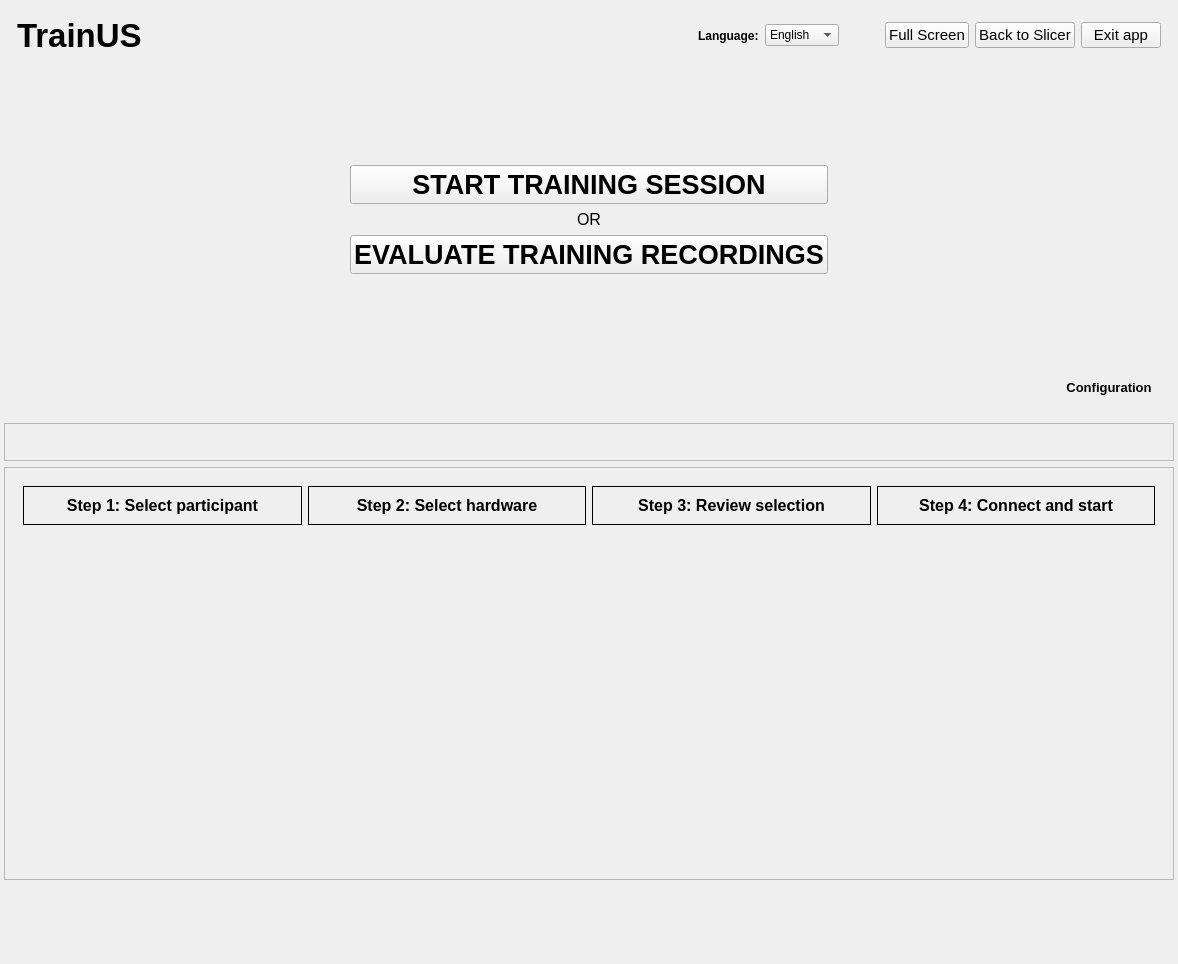
Before: the Qt Designer form Modules/Home/Resources/UI/Home.ui in EBATINCA/TrainUS, drawn with Qt 5.
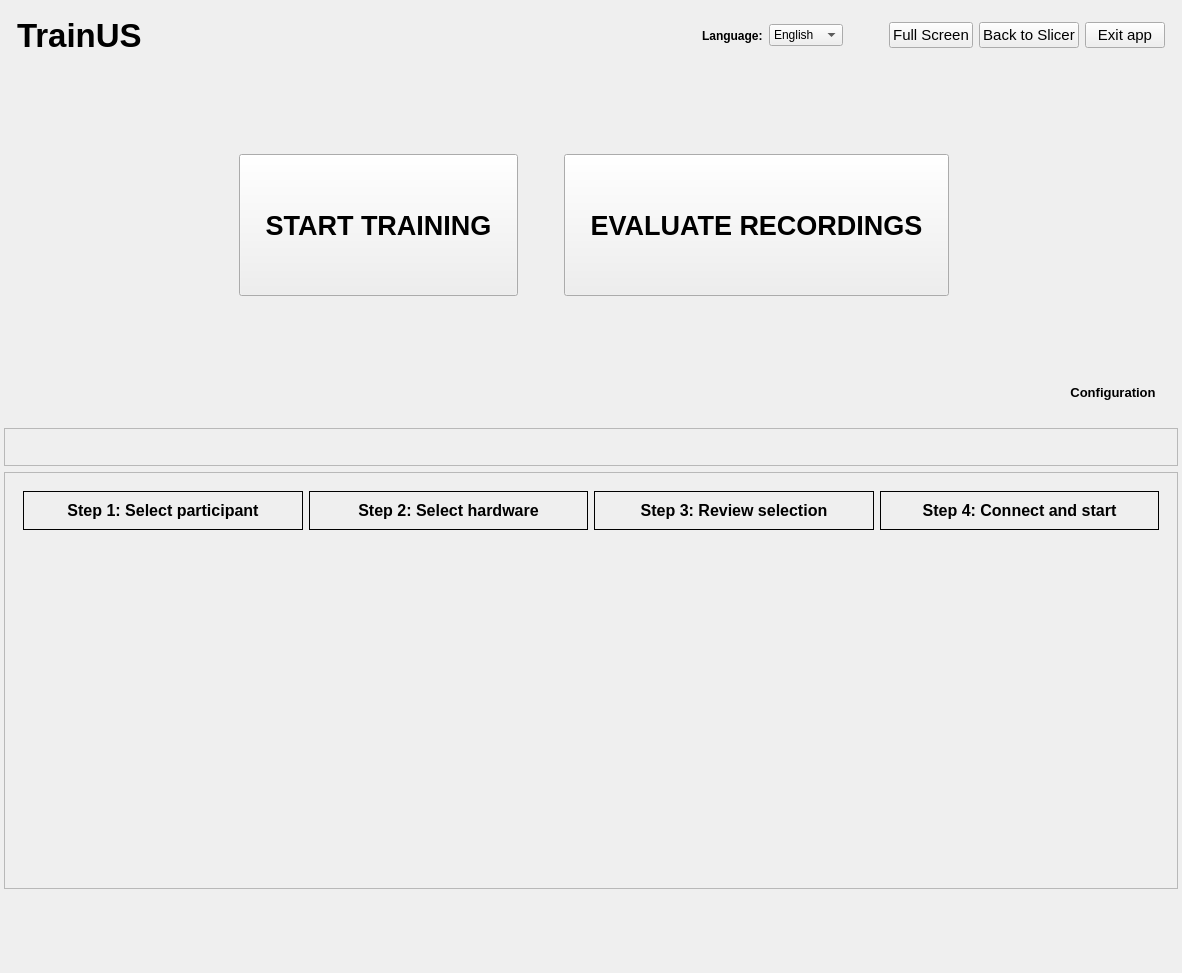
After: the same form once the commit is applied. Custom widgets are drawn as their Qt base class.

Commit message:
ENH: Modify appearance of welcome page
Change main buttons layout and size.

Patch:
```diff
--- a/Modules/Home/Resources/UI/Home.ui
+++ b/Modules/Home/Resources/UI/Home.ui
@@ -6,8 +6,8 @@
    <rect>
     <x>0</x>
     <y>0</y>
-    <width>1178</width>
-    <height>964</height>
+    <width>1182</width>
+    <height>973</height>
    </rect>
   </property>
   <property name="windowTitle">
@@ -506,36 +506,9 @@
         <property name="frameShadow">
          <enum>QFrame::Plain</enum>
         </property>
-        <layout class="QGridLayout" name="gridLayout_5">
-         <item row="4" column="0">
-          <widget class="QLabel" name="label_6">
-           <property name="text">
-            <string/>
-           </property>
-          </widget>
-         </item>
-         <item row="3" column="2">
-          <widget class="QPushButton" name="evaluationModeButton">
-           <property name="font">
-            <font>
-             <pointsize>20</pointsize>
-             <weight>75</weight>
-             <bold>true</bold>
-            </font>
-           </property>
-           <property name="text">
-            <string>EVALUATE TRAINING RECORDINGS</string>
-           </property>
-           <property name="default">
-            <bool>false</bool>
-           </property>
-           <property name="flat">
-            <bool>false</bool>
-           </property>
-          </widget>
-         </item>
-         <item row="1" column="0" colspan="2">
-          <spacer name="horizontalSpacer_5">
+        <layout class="QGridLayout" name="gridLayout_3">
+         <item row="1" column="0">
+          <spacer name="horizontalSpacer_2">
            <property name="orientation">
             <enum>Qt::Horizontal</enum>
            </property>
@@ -547,8 +520,14 @@
            </property>
           </spacer>
          </item>
-         <item row="1" column="2">
+         <item row="1" column="1" rowspan="2">
           <widget class="QPushButton" name="trainingModeButton">
+           <property name="sizePolicy">
+            <sizepolicy hsizetype="Expanding" vsizetype="Preferred">
+             <horstretch>0</horstretch>
+             <verstretch>0</verstretch>
+            </sizepolicy>
+           </property>
            <property name="font">
             <font>
              <pointsize>20</pointsize>
@@ -557,7 +536,7 @@
             </font>
            </property>
            <property name="text">
-            <string>START TRAINING SESSION</string>
+            <string>   START TRAINING   </string>
            </property>
            <property name="default">
             <bool>false</bool>
@@ -567,7 +546,7 @@
            </property>
           </widget>
          </item>
-         <item row="4" column="2">
+         <item row="0" column="1">
           <spacer name="verticalSpacer">
            <property name="orientation">
             <enum>Qt::Vertical</enum>
@@ -580,26 +559,8 @@
            </property>
           </spacer>
          </item>
-         <item row="2" column="2">
-          <widget class="QLabel" name="label_3">
-           <property name="font">
-            <font>
-             <pointsize>12</pointsize>
-            </font>
-           </property>
-           <property name="text">
-            <string>OR</string>
-           </property>
-           <property name="alignment">
-            <set>Qt::AlignCenter</set>
-           </property>
-           <property name="margin">
-            <number>11</number>
-           </property>
-          </widget>
-         </item>
-         <item row="1" column="3" colspan="2">
-          <spacer name="horizontalSpacer_6">
+         <item row="1" column="4">
+          <spacer name="horizontalSpacer_3">
            <property name="orientation">
             <enum>Qt::Horizontal</enum>
            </property>
@@ -611,7 +572,19 @@
            </property>
           </spacer>
          </item>
-         <item row="0" column="2">
+         <item row="2" column="0">
+          <widget class="QLabel" name="label_2">
+           <property name="font">
+            <font>
+             <pointsize>76</pointsize>
+            </font>
+           </property>
+           <property name="text">
+            <string/>
+           </property>
+          </widget>
+         </item>
+         <item row="3" column="1">
           <spacer name="verticalSpacer_2">
            <property name="orientation">
             <enum>Qt::Vertical</enum>
@@ -624,6 +597,48 @@
            </property>
           </spacer>
          </item>
+         <item row="1" column="3" rowspan="2">
+          <widget class="QPushButton" name="evaluationModeButton">
+           <property name="sizePolicy">
+            <sizepolicy hsizetype="Expanding" vsizetype="Preferred">
+             <horstretch>0</horstretch>
+             <verstretch>0</verstretch>
+            </sizepolicy>
+           </property>
+           <property name="font">
+            <font>
+             <pointsize>20</pointsize>
+             <weight>75</weight>
+             <bold>true</bold>
+            </font>
+           </property>
+           <property name="text">
+            <string>   EVALUATE RECORDINGS   </string>
+           </property>
+           <property name="default">
+            <bool>false</bool>
+           </property>
+           <property name="flat">
+            <bool>false</bool>
+           </property>
+          </widget>
+         </item>
+         <item row="1" column="2">
+          <spacer name="horizontalSpacer_5">
+           <property name="orientation">
+            <enum>Qt::Horizontal</enum>
+           </property>
+           <property name="sizeType">
+            <enum>QSizePolicy::Fixed</enum>
+           </property>
+           <property name="sizeHint" stdset="0">
+            <size>
+             <width>40</width>
+             <height>20</height>
+            </size>
+           </property>
+          </spacer>
+         </item>
         </layout>
        </widget>
       </item>
```
Left out of the diff: 640 changed lines with no effect on the pictures. The commit also changes 2 other files.
